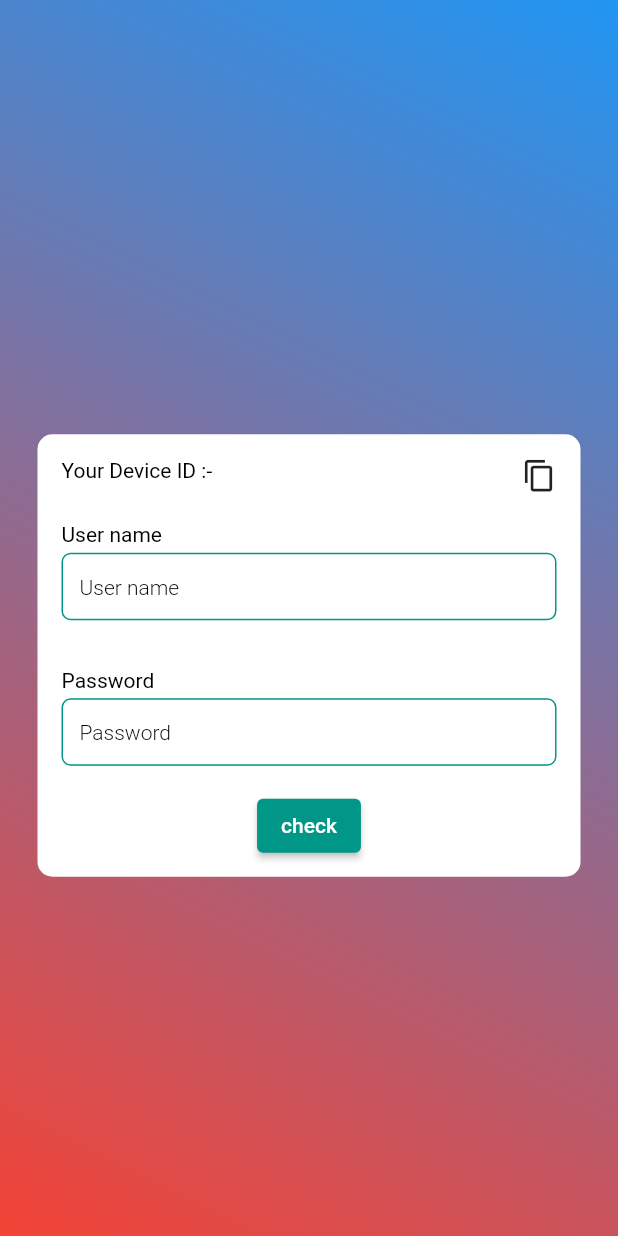
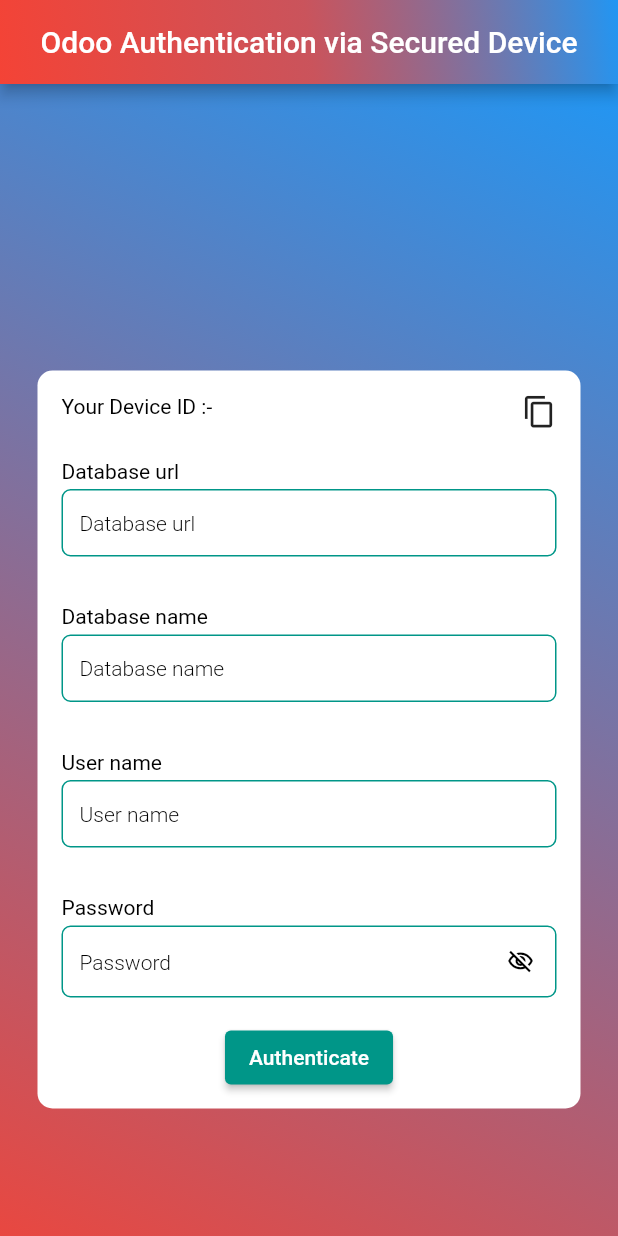
Before and after one commit to parthkoladiya108/authenticateme, a Flutter app: the screen it shows after launch, on a phone screen of 412 x 824 dp. Run offline on Flutter 3.47's test engine with Material 2 defaults, Android fonts, the phone set to English and light mode, and no system bars; our stand-ins replace get; missing offline and left inert: odoo_rpc, platform_device_id; Roboto replaces fonts that are missing (Prompt).

Commit message:
final submission commit

```diff
--- a/lib/auth_screen.dart
+++ b/lib/auth_screen.dart
@@ -21,6 +21,22 @@
   @override
   Widget build(BuildContext context) {
     return Scaffold(
+        appBar: AppBar(
+          centerTitle: true,
+          flexibleSpace: Container(
+            decoration: BoxDecoration(
+              gradient: LinearGradient(
+                  begin: Alignment.topRight,
+                  end: Alignment.bottomLeft,
+                  colors: <Color>[
+                    Colors.blue,
+                    Colors.red.withOpacity(0.8),
+                    Colors.red
+                  ]),
+            ),
+          ),
+          title: const Text("Odoo Authentication via Secured Device"),
+        ),
         backgroundColor: Colors.white,
         body: GetBuilder<AuthController>(
             initState: (state) => Future.delayed(Duration.zero, () {
@@ -98,6 +114,68 @@
                                       const Padding(
                                         padding: EdgeInsets.only(
                                             left: 16.0, top: 16, bottom: 4),
+                                        child: Text('Database url',
+                                            style: TextStyle(
+                                              color: Colors.black,
+                                            ),
+                                            textAlign: TextAlign.start),
+                                      ),
+                                      Padding(
+                                        padding: const EdgeInsets.only(
+                                            left: 16.0, right: 16, bottom: 16),
+                                        child: StartUpTextFiled(
+                                          color: Colors.white,
+                                          fillColor: Colors.white,
+                                          headingTextColor: Colors.white,
+                                          controller:
+                                              authController.dbUrlController,
+                                          isShowBorder: true,
+                                          headingText: 'Database url',
+                                          hintText: "Database url",
+                                          validator: (value) {
+                                            if (value!.isEmpty) {
+                                              return 'Please enter your database url here';
+                                            }
+                                            return null;
+                                          },
+                                          textInputType:
+                                              TextInputType.emailAddress,
+                                        ),
+                                      ),
+                                      const Padding(
+                                        padding: EdgeInsets.only(
+                                            left: 16.0, top: 16, bottom: 4),
+                                        child: Text('Database name',
+                                            style: TextStyle(
+                                              color: Colors.black,
+                                            ),
+                                            textAlign: TextAlign.start),
+                                      ),
+                                      Padding(
+                                        padding: const EdgeInsets.only(
+                                            left: 16.0, right: 16, bottom: 16),
+                                        child: StartUpTextFiled(
+                                          color: Colors.white,
+                                          fillColor: Colors.white,
+                                          headingTextColor: Colors.white,
+                                          controller:
+                                              authController.dbNameController,
+                                          isShowBorder: true,
+                                          headingText: 'Database name',
+                                          hintText: "Database name",
+                                          validator: (value) {
+                                            if (value!.isEmpty) {
+                                              return 'Please enter your database name here';
+                                            }
+                                            return null;
+                                          },
+                                          textInputType:
+                                              TextInputType.emailAddress,
+                                        ),
+                                      ),
+                                      const Padding(
+                                        padding: EdgeInsets.only(
+                                            left: 16.0, top: 16, bottom: 4),
                                         child: Text('User name',
                                             style: TextStyle(
                                               color: Colors.black,
@@ -143,7 +221,22 @@
                                           fillColor: Colors.white,
                                           controller:
                                               authController.passwordController,
-                                          obscureText: true,
+                                          obscureText:
+                                              authController.obscureText,
+                                          suffixIconWidget: authController
+                                                  .obscureText
+                                              ? const Icon(
+                                                  Icons.visibility_off_outlined,
+                                                  color: Colors.black)
+                                              : const Icon(
+                                                  Icons.visibility_outlined,
+                                                  color: Colors.black,
+                                                ),
+                                          suffixIconOnPress: () {
+                                            authController.obscureText =
+                                                !authController.obscureText;
+                                            authController.update();
+                                          },
                                           headingTextColor: Colors.white,
                                           isShowBorder: true,
                                           headingText: 'Password',
@@ -183,7 +276,7 @@
                                                 );
                                               }
                                             },
-                                            child: const Text('check'),
+                                            child: const Text('Authenticate'),
                                           ),
                                         ],
                                       ),
--- a/lib/main.dart
+++ b/lib/main.dart
@@ -19,6 +19,7 @@
   Widget build(BuildContext context) {
     return GetMaterialApp(
       title: 'Flutter Demo',
+      debugShowCheckedModeBanner: false,
       theme: ThemeData(
         primarySwatch: Colors.blue,
       ),
--- a/pubspec.yaml
+++ b/pubspec.yaml
@@ -1,4 +1,4 @@
-name: authenticateme
+name: OdooSecureLoginApp
 description: A new Flutter project.
 # The following line prevents the package from being accidentally published to
 # pub.dev using `flutter pub publish`. This is preferred for private packages.
```
Also changed, not shown: lib/app_constant/string.dart (added, +46 -0 lines), lib/auth_controller.dart (+16 -17 lines), 2 other files.
